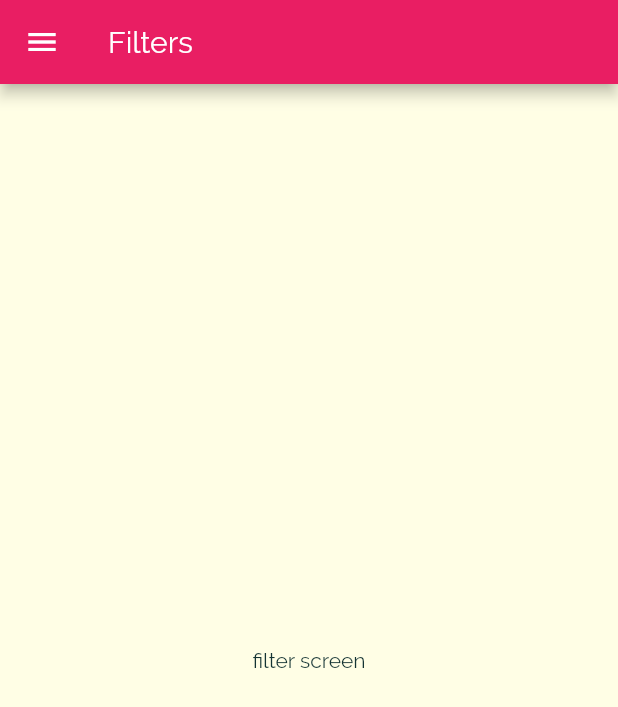
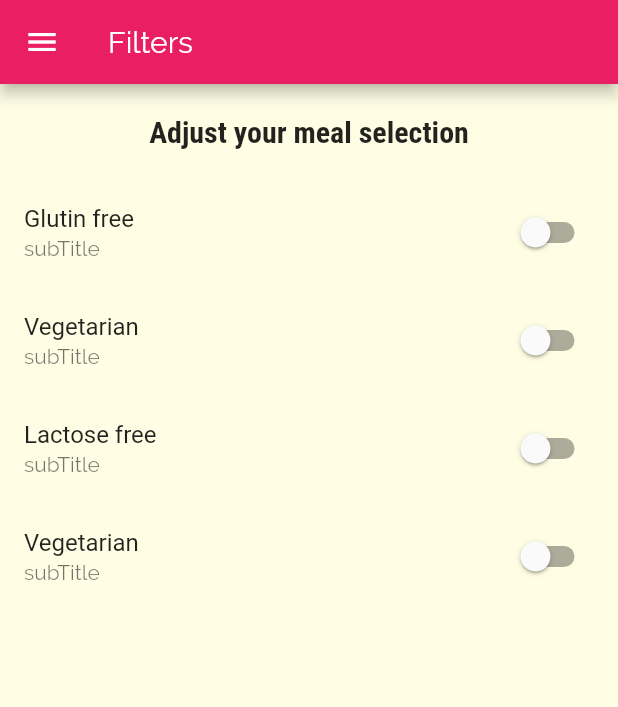
Before and after one commit to lhmisho/meal_app, a Flutter app: the FiltersScreen screen opened by its route, on a phone screen of 412 x 824 dp. Shown: the top 707 px of the screen. Run offline on Flutter 3.47's test engine with Material 2 defaults, Android fonts, the phone set to English and light mode, and no system bars.

Commit message:
added switch button on filter screen

```diff
--- a/lib/screens/filters_screen.dart
+++ b/lib/screens/filters_screen.dart
@@ -1,8 +1,19 @@
 import 'package:flutter/material.dart';
 import '../widgets/main_drawer.dart';
 
-class FiltersScreen extends StatelessWidget {
+class FiltersScreen extends StatefulWidget {
   static const routeName = '/filter-screen';
+
+  @override
+  _FiltersScreenState createState() => _FiltersScreenState();
+}
+
+class _FiltersScreenState extends State<FiltersScreen> {
+  bool _isGlutenFree = false;
+  bool _isVagetarian = false;
+  bool _isVegan = false;
+  bool _isLactoseFree = false;
+
   @override
   Widget build(BuildContext context) {
     return Scaffold(
@@ -11,8 +22,86 @@ class FiltersScreen extends StatelessWidget {
       ),
       drawer: MainDrawer(),
       body: Center(
-        child: Text('filter screen'),
+        child: Column(
+          children: <Widget>[
+            Container(
+              padding: const EdgeInsets.all(20),
+              child: Text(
+                'Adjust your meal selection',
+                style: Theme.of(context).textTheme.title,
+              ),
+            ),
+            Expanded(
+              child: ListView(
+                children: <Widget>[
+                  _buildSwitchTile(
+                    'Glutin free',
+                    'Only glutin-free meals!',
+                    _isGlutenFree,
+                    (val) {
+                      setState(
+                        () {
+                          _isGlutenFree = val;
+                        },
+                      );
+                    },
+                  ),
+                  _buildSwitchTile(
+                    'Vegetarian',
+                    'Only vageterian meals!',
+                    _isVagetarian,
+                    (val) {
+                      setState(
+                        () {
+                          _isVagetarian = val;
+                        },
+                      );
+                    },
+                  ),
+                  _buildSwitchTile(
+                    'Lactose free',
+                    'Only lactose free meals!',
+                    _isLactoseFree,
+                    (val) {
+                      setState(
+                        () {
+                          _isLactoseFree = val;
+                        },
+                      );
+                    },
+                  ),
+                  _buildSwitchTile(
+                    'Vegetarian',
+                    'Only Vean meals!',
+                    _isVegan,
+                    (val) {
+                      setState(
+                        () {
+                          _isVegan = val;
+                        },
+                      );
+                    },
+                  ),
+                ],
+              ),
+            )
+          ],
+        ),
       ),
     );
   }
+
+  Widget _buildSwitchTile(
+    String title,
+    String subTitle,
+    bool currentValue,
+    Function updateValue,
+  ) {
+    return SwitchListTile(
+      title: Text(title),
+      subtitle: Text('subTitle'),
+      value: currentValue,
+      onChanged: updateValue,
+    );
+  }
 }
```
